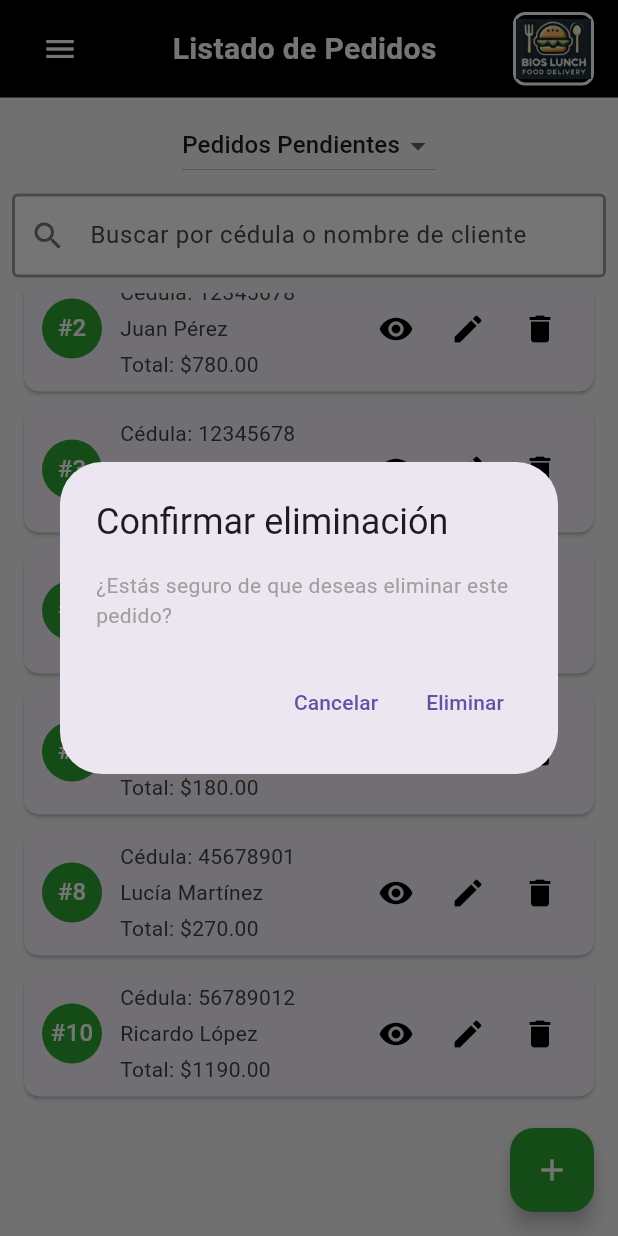
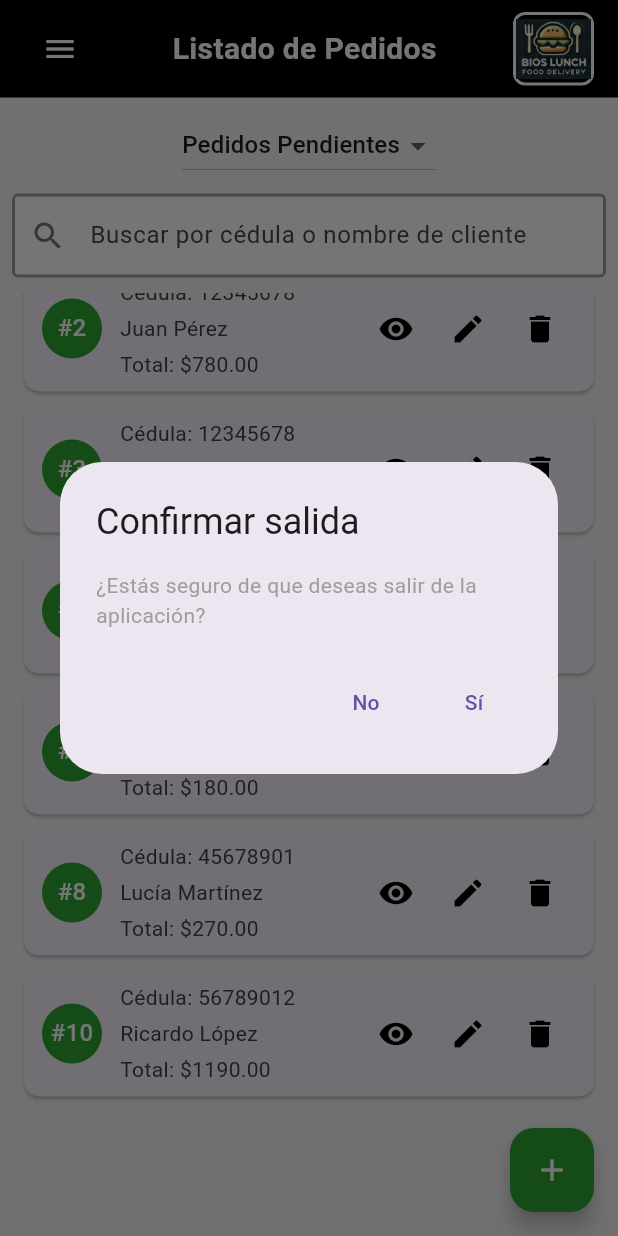
Before and after one commit to MartinPintos677/Proyecto-Flutter-Bios, a Flutter app: the screen it shows after launch, scrolled down 117 dp, after a tap on the "delete" icon, on a phone screen of 412 x 824 dp. Run offline on Flutter 3.47's test engine with Material 3 defaults, Android fonts, the phone set to English and light mode, and no system bars; our stand-ins replace image_picker, sqflite; accounts and stored records are empty.

Commit message:
boton atras para salir

```diff
--- a/lib/paginas/pagina_inicial.dart
+++ b/lib/paginas/pagina_inicial.dart
@@ -68,27 +68,26 @@ class _PantallaInicialState extends State<PantallaInicial> {
     });
   }
 
+  // Método para mostrar el cuadro de diálogo de confirmación
   Future<bool> _mostrarDialogoConfirmacion(BuildContext context) async {
     return await showDialog<bool>(
           context: context,
           builder: (BuildContext context) {
             return AlertDialog(
-              title: const Text('Confirmar eliminación'),
+              title: const Text('Confirmar salida'),
               content: const Text(
-                  '¿Estás seguro de que deseas eliminar este pedido?'),
+                  '¿Estás seguro de que deseas salir de la aplicación?'),
               actions: <Widget>[
                 TextButton(
-                  child: const Text('Cancelar'),
+                  child: const Text('No'),
                   onPressed: () {
-                    Navigator.of(context)
-                        .pop(false); // Retorna false cuando se cancela
+                    Navigator.of(context).pop(false); // No salir
                   },
                 ),
                 TextButton(
-                  child: const Text('Eliminar'),
+                  child: const Text('Sí'),
                   onPressed: () {
-                    Navigator.of(context).pop(
-                        true); // Retorna true cuando se confirma la eliminación
+                    Navigator.of(context).pop(true); // Confirmar salida
                   },
                 ),
               ],
@@ -96,6 +95,19 @@ class _PantallaInicialState extends State<PantallaInicial> {
           },
         ) ??
         false; // Asegura que el valor por defecto sea false si el diálogo se cierra sin elección
+  }
+
+  // Método para manejar el evento de retroceso
+  Future<bool> _onWillPop() async {
+    // Muestra el cuadro de diálogo de confirmación
+    bool confirmExit = await _mostrarDialogoConfirmacion(context);
+
+    // Si el usuario confirma la salida, se cierra la aplicación
+    if (confirmExit) {
+      SystemNavigator.pop(); // Cierra la aplicación
+    }
+
+    return confirmExit;
   }
 
   void _agregarPedido(BuildContext context) async {
@@ -112,7 +124,9 @@ class _PantallaInicialState extends State<PantallaInicial> {
     final Color backgroundColor = Colors.grey[100]!;
     const Color greenColor = Color.fromARGB(255, 44, 164, 50);
 
-    return Scaffold(
+    return WillPopScope(
+      onWillPop: _onWillPop, // evento de retroceso
+      child: Scaffold(
         appBar: PreferredSize(
           preferredSize: const Size.fromHeight(80),
           child: Container(
@@ -398,6 +412,7 @@ class _PantallaInicialState extends State<PantallaInicial> {
           child: const Icon(Icons.add),
         ),
         floatingActionButtonLocation: FloatingActionButtonLocation.endFloat,
+      ),
     );
   }
 }
```
Lines whose indentation alone changed are shown as unchanged.
